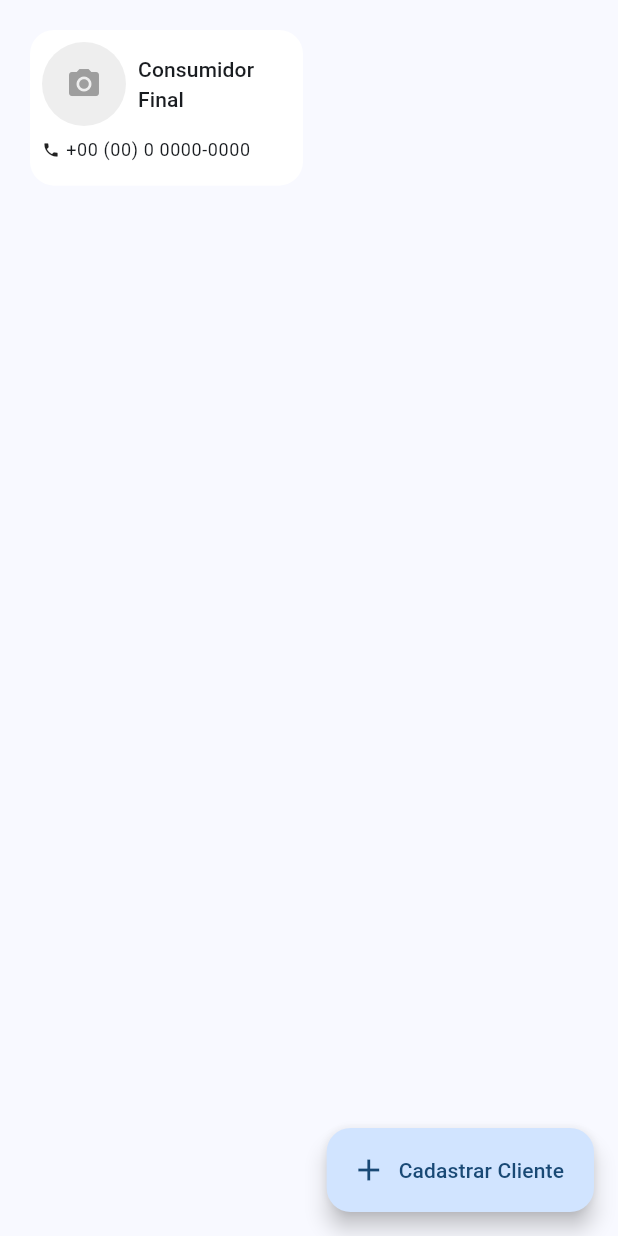
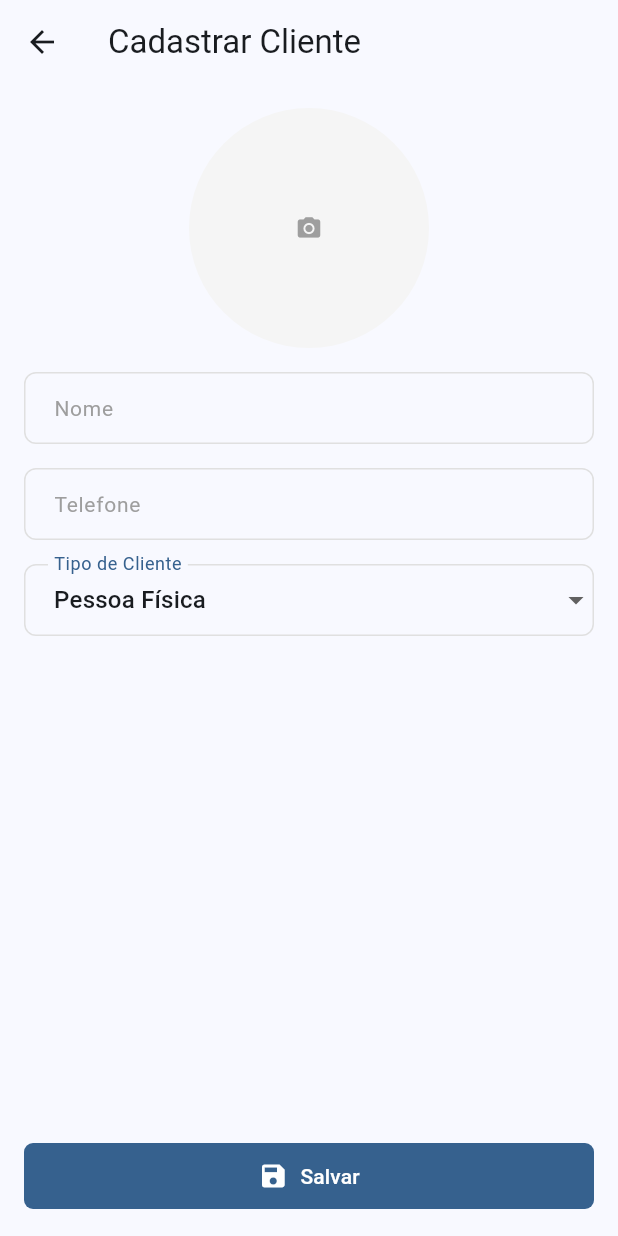
Before and after one commit to Jhone0202/lucro_simples, a Flutter app: the CustomersPage screen opened by its route, after a tap on "Cadastrar Cliente", on a phone screen of 412 x 824 dp. Run offline on Flutter 3.47's test engine with Material 3 defaults, Android fonts, the phone set to English and light mode, and no system bars; our stand-ins replace extended_masked_text, fluttertoast, get_it, image_picker, sqflite; accounts and stored records are empty.

Commit message:
task: customer register page.

```diff
--- a/lib/app_routes.dart
+++ b/lib/app_routes.dart
@@ -1,4 +1,5 @@
 import 'package:flutter/material.dart';
+import 'package:lucro_simples/pages/customer_register_page.dart';
 import 'package:lucro_simples/pages/home/customers_page.dart';
 import 'package:lucro_simples/pages/home/home_page.dart';
 import 'package:lucro_simples/pages/home/products_page.dart';
@@ -25,4 +26,5 @@ final appRoutes = <String, WidgetBuilder>{
         args: ModalRoute.of(context)?.settings.arguments as NewSalePageArgs,
       ),
   ProductRegisterPage.routeName: (context) => const ProductRegisterPage(),
+  CustomerRegisterPage.routeName: (context) => const CustomerRegisterPage(),
 };
--- a/lib/entities/customer_types.dart
+++ b/lib/entities/customer_types.dart
@@ -13,6 +13,14 @@ abstract class CustomerType {
       default:
         throw ArgumentError('Unknown customer type: $id');
     }
+  }
+
+  static List<CustomerType> getAllTypes() {
+    return [
+      IndividualCustomer(),
+      BusinessCustomer(),
+      ConsignmentCustomer(),
+    ];
   }
 }
 
--- /dev/null
+++ b/lib/pages/customer_register_page.dart
@@ -0,0 +1,160 @@
+import 'dart:io';
+
+import 'package:extended_masked_text/extended_masked_text.dart';
+import 'package:flutter/material.dart';
+import 'package:flutter/services.dart';
+import 'package:image_picker/image_picker.dart';
+import 'package:lucro_simples/app_injector.dart';
+import 'package:lucro_simples/components/primary_button.dart';
+import 'package:lucro_simples/entities/customer.dart';
+import 'package:lucro_simples/entities/customer_types.dart';
+import 'package:lucro_simples/repositories/customer_repository_interface.dart';
+import 'package:lucro_simples/utils/input_decorations.dart';
+import 'package:path_provider/path_provider.dart';
+
+class CustomerRegisterPage extends StatefulWidget {
+  static const String routeName = 'customer_register_page';
+  const CustomerRegisterPage({super.key});
+
+  @override
+  State<CustomerRegisterPage> createState() => _CustomerRegisterPageState();
+}
+
+class _CustomerRegisterPageState extends State<CustomerRegisterPage> {
+  final picker = ImagePicker();
+
+  final repository = getIt.get<ICustomerRepository>();
+  final customer = Customer(
+    name: '',
+    phoneNumber: '',
+    type: IndividualCustomer(),
+  );
+  final formKey = GlobalKey<FormState>();
+
+  final nameController = TextEditingController();
+  final phoneController = MaskedTextController(mask: '+55 (00) 00000-0000');
+
+  Future _selectPhoto() async {
+    final pickedFile = await picker.pickImage(source: ImageSource.gallery);
+
+    if (pickedFile != null) {
+      final dir = await getApplicationDocumentsDirectory();
+      final fileName = pickedFile.name;
+      final saved = await File(pickedFile.path).copy('${dir.path}/$fileName');
+
+      customer.photoURL = saved.path;
+      setState(() {});
+    }
+  }
+
+  Future _saveCustomer() async {
+    customer.name = nameController.text;
+    customer.phoneNumber = phoneController.text;
+
+    final saved = await repository.registerNewCustomer(customer);
+
+    if (mounted) Navigator.pop(context, saved);
+  }
+
+  @override
+  Widget build(BuildContext context) {
+    return Scaffold(
+      appBar: AppBar(
+        title: const Text('Cadastrar Cliente'),
+      ),
+      body: Padding(
+        padding: const EdgeInsets.all(16),
+        child: SafeArea(
+          child: Column(
+            children: [
+              Expanded(
+                child: Form(
+                  key: formKey,
+                  child: ListView(
+                    children: [
+                      Center(
+                        child: TextButton(
+                          onPressed: _selectPhoto,
+                          style: TextButton.styleFrom(
+                            fixedSize: const Size(160, 160),
+                            shape: RoundedRectangleBorder(
+                              borderRadius: BorderRadius.circular(80),
+                            ),
+                            backgroundColor: Colors.grey.shade100,
+                            padding: EdgeInsets.zero,
+                          ),
+                          child: customer.photoURL != null
+                              ? ClipOval(
+                                  child: Image.file(
+                                    File(customer.photoURL!),
+                                    fit: BoxFit.cover,
+                                    width: 160,
+                                    height: 160,
+                                  ),
+                                )
+                              : const Icon(
+                                  Icons.camera_alt,
+                                  color: Colors.grey,
+                                ),
+                        ),
+                      ),
+                      const SizedBox(height: 16),
+                      TextFormField(
+                        controller: nameController,
+                        decoration: defaultFormDecoration(context).copyWith(
+                          labelText: 'Nome',
+                        ),
+                        validator: (v) => v?.trim().isEmpty == true
+                            ? 'Por favor, informe o nome do cliente.'
+                            : null,
+                      ),
+                      const SizedBox(height: 16),
+                      TextFormField(
+                        controller: phoneController,
+                        inputFormatters: [
+                          FilteringTextInputFormatter.digitsOnly,
+                        ],
+                        keyboardType: TextInputType.phone,
+                        decoration: defaultFormDecoration(context).copyWith(
+                          labelText: 'Telefone',
+                        ),
+                        validator: (v) => v?.trim().isEmpty == true
+                            ? 'Por favor, informe o telefone do cliente.'
+                            : null,
+                      ),
+                      const SizedBox(height: 16),
+                      DropdownButtonFormField<int>(
+                        value: customer.type.id,
+                        items: CustomerType.getAllTypes().map((e) {
+                          return DropdownMenuItem<int>(
+                            value: e.id,
+                            child: Text(e.description),
+                          );
+                        }).toList(),
+                        onChanged: (id) {
+                          if (id != null) {
+                            customer.type = CustomerType.fromId(id);
+                            setState(() {});
+                          }
+                        },
+                        decoration: defaultFormDecoration(context).copyWith(
+                          labelText: 'Tipo de Cliente',
+                        ),
+                      ),
+                    ],
+                  ),
+                ),
+              ),
+              PrimaryButton(
+                onPressed: _saveCustomer,
+                title: 'Salvar',
+                iconData: Icons.save,
+                formKey: formKey,
+              ),
+            ],
+          ),
+        ),
+      ),
+    );
+  }
+}
--- a/lib/pages/home/customers_page.dart
+++ b/lib/pages/home/customers_page.dart
@@ -2,6 +2,7 @@ import 'package:flutter/material.dart';
 import 'package:lucro_simples/app_injector.dart';
 import 'package:lucro_simples/components/circle_file_image.dart';
 import 'package:lucro_simples/entities/customer.dart';
+import 'package:lucro_simples/pages/customer_register_page.dart';
 import 'package:lucro_simples/repositories/customer_repository_interface.dart';
 
 class CustomersPage extends StatefulWidget {
@@ -106,7 +107,10 @@ class _CustomersPageState extends State<CustomersPage> {
         ),
       ),
       floatingActionButton: FloatingActionButton.extended(
-        onPressed: () {},
+        onPressed: () => Navigator.pushNamed(
+          context,
+          CustomerRegisterPage.routeName,
+        ),
         label: const Text('Cadastrar Cliente'),
         icon: const Icon(Icons.add),
       ),
--- a/lib/pages/home/dashboard_page.dart
+++ b/lib/pages/home/dashboard_page.dart
@@ -66,12 +66,21 @@ class _DashboardPageState extends State<DashboardPage> {
             itemBuilder: (context, index) {
               final sale = sales[index];
               return ListTile(
-                title: Text(sale.productName),
+                title: Text(
+                  sale.productName,
+                  style: Theme.of(context).textTheme.titleMedium,
+                ),
                 subtitle: Column(
                   crossAxisAlignment: CrossAxisAlignment.start,
                   children: [
                     Text(sale.customerName),
-                    Text(formatRealBr(sale.total)),
+                    Text(
+                      formatRealBr(sale.total),
+                      style: Theme.of(context)
+                          .textTheme
+                          .titleSmall
+                          ?.copyWith(color: Colors.green),
+                    ),
                   ],
                 ),
                 leading: CircleFileImage(filePath: sale.productPhotoURL),
```
